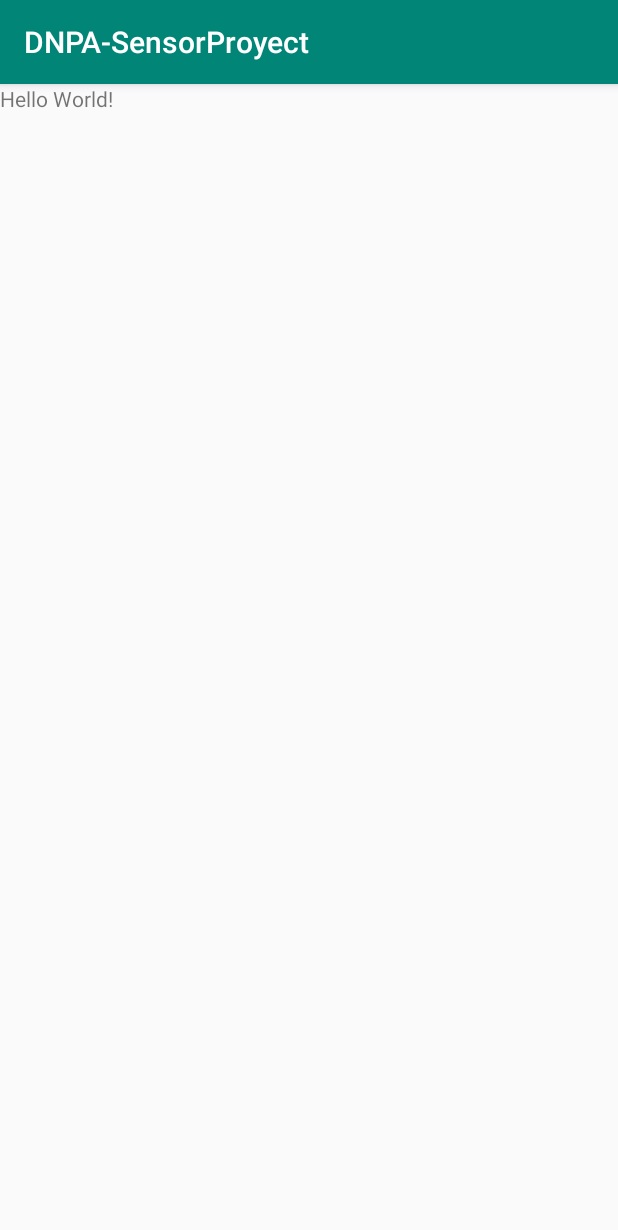
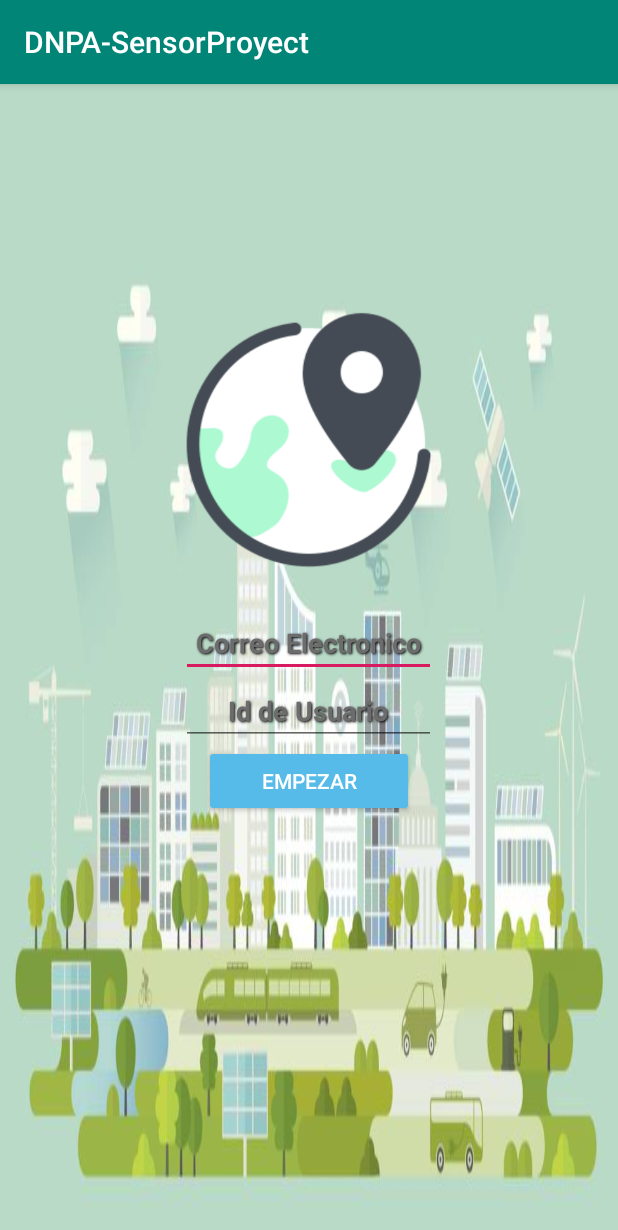
Before and after one commit to josecaros/dnpa-sensorproyect, an Android app: the screen it shows after launch (MainActivity), on a phone screen of 412 x 824 dp. Shown: the top 1230 px of the screen. Run offline under Robolectric (Android 15) with nearby library versions, the phone set to English and light mode, and no system bars.

Commit message:
vista inicial

```diff
--- a/app/src/main/res/layout/activity_main.xml
+++ b/app/src/main/res/layout/activity_main.xml
@@ -2,14 +2,104 @@
 <LinearLayout xmlns:android="http://schemas.android.com/apk/res/android"
     xmlns:app="http://schemas.android.com/apk/res-auto"
     xmlns:tools="http://schemas.android.com/tools"
+    android:id="@+id/container"
     android:layout_width="match_parent"
     android:layout_height="match_parent"
+    android:background="@drawable/ciudad"
     android:orientation="vertical"
+    android:paddingLeft="16dp"
+    android:paddingTop="150dp"
+    android:paddingRight="16dp"
+    android:paddingBottom="16dp"
+    android:scaleType="centerCrop"
     tools:context=".view.MainActivity">
 
-    <TextView
+    <LinearLayout
+        android:layout_width="200dp"
+        android:layout_height="200dp"
+        android:layout_gravity="center"
+        android:orientation="vertical">
+
+        <ImageView
+            android:layout_width="180dp"
+            android:layout_height="180dp"
+            android:layout_gravity="center"
+            android:src="@drawable/location" />
+
+    </LinearLayout>
+
+    <LinearLayout
         android:layout_width="wrap_content"
         android:layout_height="wrap_content"
-        android:text="Hello World!" />
+        android:layout_gravity="center"
+        android:orientation="vertical">
+
+        <EditText
+            android:id="@+id/correoUser"
+            android:layout_width="170dp"
+            android:layout_height="wrap_content"
+            android:layout_gravity="center"
+            android:layout_marginStart="40dp"
+            android:layout_marginEnd="40dp"
+            android:hint="Correo Electronico"
+
+            android:imeOptions="actionDone"
+            android:inputType="text"
+            android:selectAllOnFocus="true"
+            android:shadowColor="@color/black"
+            android:shadowDx="1.2"
+            android:shadowDy="1.2"
+            android:shadowRadius="1.5"
+
+            android:textAlignment="center"
+            android:textColor="@color/white"
+            android:textColorHint="@color/darkgray"
+            android:textStyle="bold" />
+
+        <EditText
+            android:id="@+id/idUser"
+            android:layout_width="170dp"
+            android:layout_height="wrap_content"
+            android:layout_gravity="center"
+            android:layout_marginStart="40dp"
+            android:layout_marginEnd="40dp"
+            android:hint="Id de Usuario"
+
+            android:imeOptions="actionDone"
+            android:inputType="text"
+            android:selectAllOnFocus="true"
+            android:shadowColor="@color/black"
+            android:shadowDx="1.2"
+            android:shadowDy="1.2"
+            android:shadowRadius="1.5"
+
+            android:textAlignment="center"
+            android:textColor="@color/white"
+            android:textColorHint="@color/darkgray"
+            android:textStyle="bold" />
+
+    </LinearLayout>
+
+    <LinearLayout
+        android:layout_width="140dp"
+        android:layout_height="wrap_content"
+        android:layout_gravity="center">
+
+        <Button
+
+            android:id="@+id/login"
+            android:layout_width="match_parent"
+            android:layout_height="wrap_content"
+            android:layout_centerHorizontal="true"
+            android:layout_centerVertical="true"
+            android:drawablePadding="6dp"
+            android:enabled="true"
+            android:text="Empezar"
+            android:textAlignment="center"
+            android:textColor="@android:color/white"
+            app:backgroundTint="#57BBE9" />
+
+    </LinearLayout>
+
 
 </LinearLayout>
```
